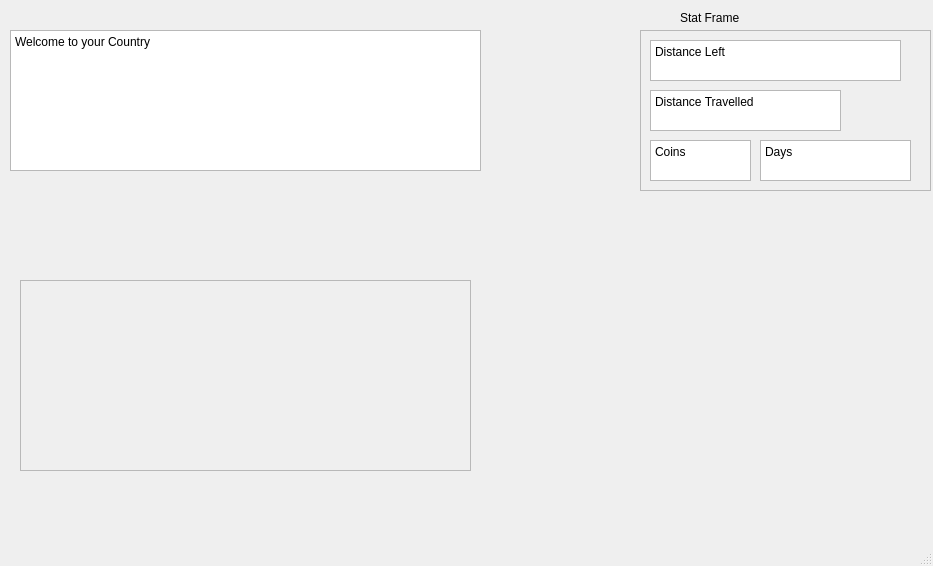
Before: the Qt Designer form mainwindow.ui in its-ushen/Zork, drawn with Qt 5.
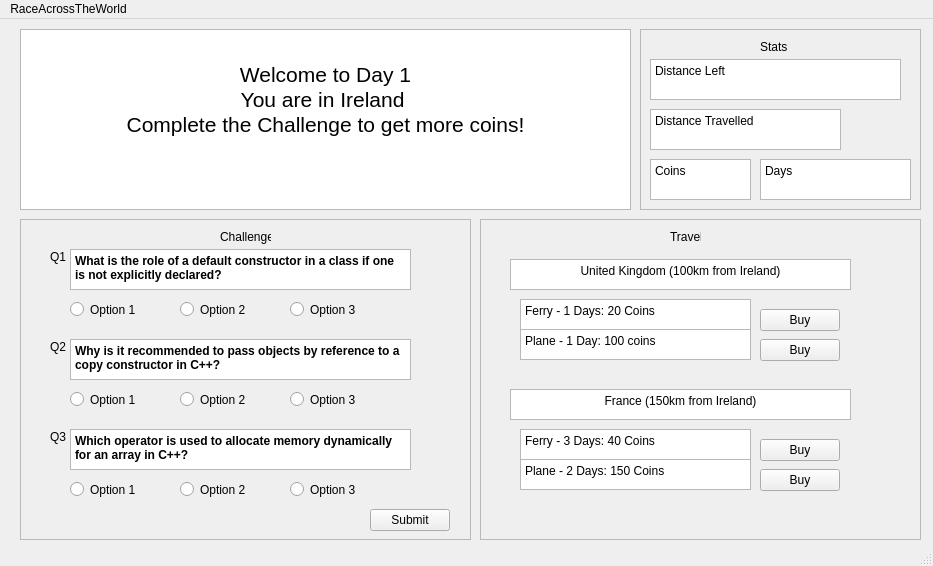
After: the same form once the commit is applied.

```diff
--- a/mainwindow.ui
+++ b/mainwindow.ui
@@ -18,9 +18,9 @@
     <property name="geometry">
      <rect>
       <x>640</x>
-      <y>30</y>
-      <width>291</width>
-      <height>161</height>
+      <y>10</y>
+      <width>281</width>
+      <height>181</height>
      </rect>
     </property>
     <property name="frameShape">
@@ -33,7 +33,7 @@
      <property name="geometry">
       <rect>
        <x>10</x>
-       <y>10</y>
+       <y>30</y>
        <width>251</width>
        <height>41</height>
       </rect>
@@ -54,7 +54,7 @@
      <property name="geometry">
       <rect>
        <x>10</x>
-       <y>60</y>
+       <y>80</y>
        <width>191</width>
        <height>41</height>
       </rect>
@@ -74,7 +74,7 @@
      <property name="geometry">
       <rect>
        <x>10</x>
-       <y>110</y>
+       <y>130</y>
        <width>101</width>
        <height>41</height>
       </rect>
@@ -95,7 +95,7 @@
      <property name="geometry">
       <rect>
        <x>120</x>
-       <y>110</y>
+       <y>130</y>
        <width>151</width>
        <height>41</height>
       </rect>
@@ -111,27 +111,27 @@
 &lt;p style=&quot; margin-top:0px; margin-bottom:0px; margin-left:0px; margin-right:0px; -qt-block-indent:0; text-indent:0px;&quot;&gt;Days&lt;/p&gt;&lt;/body&gt;&lt;/html&gt;</string>
      </property>
     </widget>
-   </widget>
-   <widget class="QLabel" name="label">
-    <property name="geometry">
-     <rect>
-      <x>680</x>
-      <y>10</y>
-      <width>61</width>
-      <height>16</height>
-     </rect>
-    </property>
-    <property name="text">
-     <string>Stat Frame</string>
-    </property>
+    <widget class="QLabel" name="label">
+     <property name="geometry">
+      <rect>
+       <x>120</x>
+       <y>10</y>
+       <width>31</width>
+       <height>16</height>
+      </rect>
+     </property>
+     <property name="text">
+      <string>Stats</string>
+     </property>
+    </widget>
    </widget>
    <widget class="QTextEdit" name="textEdit">
     <property name="geometry">
      <rect>
-      <x>10</x>
-      <y>30</y>
-      <width>471</width>
-      <height>141</height>
+      <x>20</x>
+      <y>10</y>
+      <width>611</width>
+      <height>181</height>
      </rect>
     </property>
     <property name="html">
@@ -142,27 +142,20 @@
 li.unchecked::marker { content: &quot;\2610&quot;; }
 li.checked::marker { content: &quot;\2612&quot;; }
 &lt;/style&gt;&lt;/head&gt;&lt;body style=&quot; font-family:'Segoe UI'; font-size:9pt; font-weight:400; font-style:normal;&quot;&gt;
-&lt;p style=&quot; margin-top:0px; margin-bottom:0px; margin-left:0px; margin-right:0px; -qt-block-indent:0; text-indent:0px;&quot;&gt;Welcome to your Country&lt;/p&gt;
-&lt;p style=&quot;-qt-paragraph-type:empty; margin-top:0px; margin-bottom:0px; margin-left:0px; margin-right:0px; -qt-block-indent:0; text-indent:0px;&quot;&gt;&lt;br /&gt;&lt;/p&gt;&lt;/body&gt;&lt;/html&gt;</string>
+&lt;p align=&quot;center&quot; style=&quot;-qt-paragraph-type:empty; margin-top:0px; margin-bottom:0px; margin-left:0px; margin-right:0px; -qt-block-indent:0; text-indent:0px;&quot;&gt;&lt;br /&gt;&lt;/p&gt;
+&lt;p align=&quot;center&quot; style=&quot;-qt-paragraph-type:empty; margin-top:0px; margin-bottom:0px; margin-left:0px; margin-right:0px; -qt-block-indent:0; text-indent:0px;&quot;&gt;&lt;br /&gt;&lt;/p&gt;
+&lt;p align=&quot;center&quot; style=&quot; margin-top:0px; margin-bottom:0px; margin-left:0px; margin-right:0px; -qt-block-indent:0; text-indent:0px;&quot;&gt;&lt;span style=&quot; font-size:16pt;&quot;&gt;Welcome to Day 1&lt;/span&gt;&lt;/p&gt;
+&lt;p align=&quot;center&quot; style=&quot; margin-top:0px; margin-bottom:0px; margin-left:0px; margin-right:0px; -qt-block-indent:0; text-indent:0px;&quot;&gt;&lt;span style=&quot; font-size:16pt;&quot;&gt;You are in Ireland &lt;/span&gt;&lt;/p&gt;
+&lt;p align=&quot;center&quot; style=&quot; margin-top:0px; margin-bottom:0px; margin-left:0px; margin-right:0px; -qt-block-indent:0; text-indent:0px;&quot;&gt;&lt;span style=&quot; font-size:16pt;&quot;&gt;Complete the Challenge to get more coins!&lt;/span&gt;&lt;/p&gt;&lt;/body&gt;&lt;/html&gt;</string>
     </property>
    </widget>
-   <widget class="QWidget" name="widget" native="true">
-    <property name="geometry">
-     <rect>
-      <x>560</x>
-      <y>250</y>
-      <width>221</width>
-      <height>181</height>
-     </rect>
-    </property>
-   </widget>
-   <widget class="QFrame" name="frame">
+   <widget class="QFrame" name="challengeFrame">
     <property name="geometry">
      <rect>
       <x>20</x>
-      <y>280</y>
+      <y>200</y>
       <width>451</width>
-      <height>191</height>
+      <height>321</height>
      </rect>
     </property>
     <property name="frameShape">
@@ -171,6 +164,449 @@
     <property name="frameShadow">
      <enum>QFrame::Raised</enum>
     </property>
+    <widget class="QLabel" name="challengeLabel">
+     <property name="geometry">
+      <rect>
+       <x>200</x>
+       <y>10</y>
+       <width>51</width>
+       <height>16</height>
+      </rect>
+     </property>
+     <property name="text">
+      <string>Challenge</string>
+     </property>
+    </widget>
+    <widget class="QTextBrowser" name="question1Text">
+     <property name="geometry">
+      <rect>
+       <x>50</x>
+       <y>30</y>
+       <width>341</width>
+       <height>41</height>
+      </rect>
+     </property>
+     <property name="html">
+      <string>&lt;!DOCTYPE HTML PUBLIC &quot;-//W3C//DTD HTML 4.0//EN&quot; &quot;http://www.w3.org/TR/REC-html40/strict.dtd&quot;&gt;
+&lt;html&gt;&lt;head&gt;&lt;meta name=&quot;qrichtext&quot; content=&quot;1&quot; /&gt;&lt;meta charset=&quot;utf-8&quot; /&gt;&lt;style type=&quot;text/css&quot;&gt;
+p, li { white-space: pre-wrap; }
+hr { height: 1px; border-width: 0; }
+li.unchecked::marker { content: &quot;\2610&quot;; }
+li.checked::marker { content: &quot;\2612&quot;; }
+&lt;/style&gt;&lt;/head&gt;&lt;body style=&quot; font-family:'Segoe UI'; font-size:9pt; font-weight:400; font-style:normal;&quot;&gt;
+&lt;p style=&quot; margin-top:0px; margin-bottom:0px; margin-left:0px; margin-right:0px; -qt-block-indent:0; text-indent:0px;&quot;&gt;&lt;span style=&quot; font-weight:700;&quot;&gt;What is the role of a default constructor in a class if one is not explicitly declared?&lt;/span&gt;&lt;/p&gt;&lt;/body&gt;&lt;/html&gt;</string>
+     </property>
+    </widget>
+    <widget class="QLabel" name="question1Label">
+     <property name="geometry">
+      <rect>
+       <x>30</x>
+       <y>30</y>
+       <width>16</width>
+       <height>16</height>
+      </rect>
+     </property>
+     <property name="text">
+      <string>Q1</string>
+     </property>
+    </widget>
+    <widget class="QRadioButton" name="question1Option1">
+     <property name="geometry">
+      <rect>
+       <x>50</x>
+       <y>80</y>
+       <width>83</width>
+       <height>21</height>
+      </rect>
+     </property>
+     <property name="text">
+      <string>Option 1</string>
+     </property>
+    </widget>
+    <widget class="QRadioButton" name="question1Option2">
+     <property name="geometry">
+      <rect>
+       <x>160</x>
+       <y>80</y>
+       <width>83</width>
+       <height>21</height>
+      </rect>
+     </property>
+     <property name="text">
+      <string>Option 2</string>
+     </property>
+    </widget>
+    <widget class="QRadioButton" name="question1Option3">
+     <property name="geometry">
+      <rect>
+       <x>270</x>
+       <y>80</y>
+       <width>83</width>
+       <height>21</height>
+      </rect>
+     </property>
+     <property name="text">
+      <string>Option 3</string>
+     </property>
+    </widget>
+    <widget class="QRadioButton" name="question2Option1">
+     <property name="geometry">
+      <rect>
+       <x>50</x>
+       <y>170</y>
+       <width>83</width>
+       <height>21</height>
+      </rect>
+     </property>
+     <property name="text">
+      <string>Option 1</string>
+     </property>
+    </widget>
+    <widget class="QLabel" name="question2Label">
+     <property name="geometry">
+      <rect>
+       <x>30</x>
+       <y>120</y>
+       <width>16</width>
+       <height>16</height>
+      </rect>
+     </property>
+     <property name="text">
+      <string>Q2</string>
+     </property>
+    </widget>
+    <widget class="QRadioButton" name="question2Option2">
+     <property name="geometry">
+      <rect>
+       <x>160</x>
+       <y>170</y>
+       <width>83</width>
+       <height>21</height>
+      </rect>
+     </property>
+     <property name="text">
+      <string>Option 2</string>
+     </property>
+    </widget>
+    <widget class="QRadioButton" name="question2Option3">
+     <property name="geometry">
+      <rect>
+       <x>270</x>
+       <y>170</y>
+       <width>83</width>
+       <height>21</height>
+      </rect>
+     </property>
+     <property name="text">
+      <string>Option 3</string>
+     </property>
+    </widget>
+    <widget class="QTextBrowser" name="question2Text">
+     <property name="geometry">
+      <rect>
+       <x>50</x>
+       <y>120</y>
+       <width>341</width>
+       <height>41</height>
+      </rect>
+     </property>
+     <property name="html">
+      <string>&lt;!DOCTYPE HTML PUBLIC &quot;-//W3C//DTD HTML 4.0//EN&quot; &quot;http://www.w3.org/TR/REC-html40/strict.dtd&quot;&gt;
+&lt;html&gt;&lt;head&gt;&lt;meta name=&quot;qrichtext&quot; content=&quot;1&quot; /&gt;&lt;meta charset=&quot;utf-8&quot; /&gt;&lt;style type=&quot;text/css&quot;&gt;
+p, li { white-space: pre-wrap; }
+hr { height: 1px; border-width: 0; }
+li.unchecked::marker { content: &quot;\2610&quot;; }
+li.checked::marker { content: &quot;\2612&quot;; }
+&lt;/style&gt;&lt;/head&gt;&lt;body style=&quot; font-family:'Segoe UI'; font-size:9pt; font-weight:400; font-style:normal;&quot;&gt;
+&lt;p style=&quot; margin-top:12px; margin-bottom:12px; margin-left:0px; margin-right:0px; -qt-block-indent:0; text-indent:0px;&quot;&gt;&lt;span style=&quot; font-weight:700;&quot;&gt;Why is it recommended to pass objects by reference to a copy constructor in C++?&lt;/span&gt;&lt;/p&gt;&lt;/body&gt;&lt;/html&gt;</string>
+     </property>
+    </widget>
+    <widget class="QRadioButton" name="question3Option1">
+     <property name="geometry">
+      <rect>
+       <x>50</x>
+       <y>260</y>
+       <width>83</width>
+       <height>21</height>
+      </rect>
+     </property>
+     <property name="text">
+      <string>Option 1</string>
+     </property>
+    </widget>
+    <widget class="QLabel" name="question3Label">
+     <property name="geometry">
+      <rect>
+       <x>30</x>
+       <y>210</y>
+       <width>16</width>
+       <height>16</height>
+      </rect>
+     </property>
+     <property name="text">
+      <string>Q3</string>
+     </property>
+    </widget>
+    <widget class="QRadioButton" name="question3Option2">
+     <property name="geometry">
+      <rect>
+       <x>160</x>
+       <y>260</y>
+       <width>83</width>
+       <height>21</height>
+      </rect>
+     </property>
+     <property name="text">
+      <string>Option 2</string>
+     </property>
+    </widget>
+    <widget class="QRadioButton" name="question3Option3">
+     <property name="geometry">
+      <rect>
+       <x>270</x>
+       <y>260</y>
+       <width>83</width>
+       <height>21</height>
+      </rect>
+     </property>
+     <property name="text">
+      <string>Option 3</string>
+     </property>
+    </widget>
+    <widget class="QTextBrowser" name="question3Text">
+     <property name="geometry">
+      <rect>
+       <x>50</x>
+       <y>210</y>
+       <width>341</width>
+       <height>41</height>
+      </rect>
+     </property>
+     <property name="html">
+      <string>&lt;!DOCTYPE HTML PUBLIC &quot;-//W3C//DTD HTML 4.0//EN&quot; &quot;http://www.w3.org/TR/REC-html40/strict.dtd&quot;&gt;
+&lt;html&gt;&lt;head&gt;&lt;meta name=&quot;qrichtext&quot; content=&quot;1&quot; /&gt;&lt;meta charset=&quot;utf-8&quot; /&gt;&lt;style type=&quot;text/css&quot;&gt;
+p, li { white-space: pre-wrap; }
+hr { height: 1px; border-width: 0; }
+li.unchecked::marker { content: &quot;\2610&quot;; }
+li.checked::marker { content: &quot;\2612&quot;; }
+&lt;/style&gt;&lt;/head&gt;&lt;body style=&quot; font-family:'Segoe UI'; font-size:9pt; font-weight:400; font-style:normal;&quot;&gt;
+&lt;p style=&quot; margin-top:12px; margin-bottom:12px; margin-left:0px; margin-right:0px; -qt-block-indent:0; text-indent:0px;&quot;&gt;&lt;span style=&quot; font-weight:700;&quot;&gt;Which operator is used to allocate memory dynamically for an array in C++?&lt;/span&gt;&lt;/p&gt;&lt;/body&gt;&lt;/html&gt;</string>
+     </property>
+    </widget>
+    <widget class="QPushButton" name="submitButton">
+     <property name="geometry">
+      <rect>
+       <x>350</x>
+       <y>290</y>
+       <width>80</width>
+       <height>22</height>
+      </rect>
+     </property>
+     <property name="text">
+      <string>Submit</string>
+     </property>
+    </widget>
+   </widget>
+   <widget class="QFrame" name="travelFrame">
+    <property name="geometry">
+     <rect>
+      <x>480</x>
+      <y>200</y>
+      <width>441</width>
+      <height>321</height>
+     </rect>
+    </property>
+    <property name="frameShape">
+     <enum>QFrame::StyledPanel</enum>
+    </property>
+    <property name="frameShadow">
+     <enum>QFrame::Raised</enum>
+    </property>
+    <widget class="QLabel" name="travelLabel">
+     <property name="geometry">
+      <rect>
+       <x>190</x>
+       <y>10</y>
+       <width>31</width>
+       <height>16</height>
+      </rect>
+     </property>
+     <property name="text">
+      <string>Travel</string>
+     </property>
+    </widget>
+    <widget class="QTextBrowser" name="country1">
+     <property name="geometry">
+      <rect>
+       <x>30</x>
+       <y>40</y>
+       <width>341</width>
+       <height>31</height>
+      </rect>
+     </property>
+     <property name="html">
+      <string>&lt;!DOCTYPE HTML PUBLIC &quot;-//W3C//DTD HTML 4.0//EN&quot; &quot;http://www.w3.org/TR/REC-html40/strict.dtd&quot;&gt;
+&lt;html&gt;&lt;head&gt;&lt;meta name=&quot;qrichtext&quot; content=&quot;1&quot; /&gt;&lt;meta charset=&quot;utf-8&quot; /&gt;&lt;style type=&quot;text/css&quot;&gt;
+p, li { white-space: pre-wrap; }
+hr { height: 1px; border-width: 0; }
+li.unchecked::marker { content: &quot;\2610&quot;; }
+li.checked::marker { content: &quot;\2612&quot;; }
+&lt;/style&gt;&lt;/head&gt;&lt;body style=&quot; font-family:'Segoe UI'; font-size:9pt; font-weight:400; font-style:normal;&quot;&gt;
+&lt;p align=&quot;center&quot; style=&quot; margin-top:0px; margin-bottom:0px; margin-left:0px; margin-right:0px; -qt-block-indent:0; text-indent:0px;&quot;&gt;United Kingdom (100km from Ireland)&lt;/p&gt;&lt;/body&gt;&lt;/html&gt;</string>
+     </property>
+    </widget>
+    <widget class="QTextBrowser" name="country1Option1">
+     <property name="geometry">
+      <rect>
+       <x>40</x>
+       <y>80</y>
+       <width>231</width>
+       <height>31</height>
+      </rect>
+     </property>
+     <property name="html">
+      <string>&lt;!DOCTYPE HTML PUBLIC &quot;-//W3C//DTD HTML 4.0//EN&quot; &quot;http://www.w3.org/TR/REC-html40/strict.dtd&quot;&gt;
+&lt;html&gt;&lt;head&gt;&lt;meta name=&quot;qrichtext&quot; content=&quot;1&quot; /&gt;&lt;meta charset=&quot;utf-8&quot; /&gt;&lt;style type=&quot;text/css&quot;&gt;
+p, li { white-space: pre-wrap; }
+hr { height: 1px; border-width: 0; }
+li.unchecked::marker { content: &quot;\2610&quot;; }
+li.checked::marker { content: &quot;\2612&quot;; }
+&lt;/style&gt;&lt;/head&gt;&lt;body style=&quot; font-family:'Segoe UI'; font-size:9pt; font-weight:400; font-style:normal;&quot;&gt;
+&lt;p style=&quot; margin-top:0px; margin-bottom:0px; margin-left:0px; margin-right:0px; -qt-block-indent:0; text-indent:0px;&quot;&gt;Ferry - 1 Days: 20 Coins&lt;/p&gt;&lt;/body&gt;&lt;/html&gt;</string>
+     </property>
+    </widget>
+    <widget class="QTextBrowser" name="country1Option2">
+     <property name="geometry">
+      <rect>
+       <x>40</x>
+       <y>110</y>
+       <width>231</width>
+       <height>31</height>
+      </rect>
+     </property>
+     <property name="html">
+      <string>&lt;!DOCTYPE HTML PUBLIC &quot;-//W3C//DTD HTML 4.0//EN&quot; &quot;http://www.w3.org/TR/REC-html40/strict.dtd&quot;&gt;
+&lt;html&gt;&lt;head&gt;&lt;meta name=&quot;qrichtext&quot; content=&quot;1&quot; /&gt;&lt;meta charset=&quot;utf-8&quot; /&gt;&lt;style type=&quot;text/css&quot;&gt;
+p, li { white-space: pre-wrap; }
+hr { height: 1px; border-width: 0; }
+li.unchecked::marker { content: &quot;\2610&quot;; }
+li.checked::marker { content: &quot;\2612&quot;; }
+&lt;/style&gt;&lt;/head&gt;&lt;body style=&quot; font-family:'Segoe UI'; font-size:9pt; font-weight:400; font-style:normal;&quot;&gt;
+&lt;p style=&quot; margin-top:0px; margin-bottom:0px; margin-left:0px; margin-right:0px; -qt-block-indent:0; text-indent:0px;&quot;&gt;Plane - 1 Day: 100 coins&lt;/p&gt;&lt;/body&gt;&lt;/html&gt;</string>
+     </property>
+    </widget>
+    <widget class="QPushButton" name="country1Option1Buy">
+     <property name="geometry">
+      <rect>
+       <x>280</x>
+       <y>90</y>
+       <width>80</width>
+       <height>22</height>
+      </rect>
+     </property>
+     <property name="text">
+      <string>Buy</string>
+     </property>
+    </widget>
+    <widget class="QPushButton" name="country1Option2Buy">
+     <property name="geometry">
+      <rect>
+       <x>280</x>
+       <y>120</y>
+       <width>80</width>
+       <height>22</height>
+      </rect>
+     </property>
+     <property name="text">
+      <string>Buy</string>
+     </property>
+    </widget>
+    <widget class="QPushButton" name="country2Option2Buy">
+     <property name="geometry">
+      <rect>
+       <x>280</x>
+       <y>250</y>
+       <width>80</width>
+       <height>22</height>
+      </rect>
+     </property>
+     <property name="text">
+      <string>Buy</string>
+     </property>
+    </widget>
+    <widget class="QPushButton" name="country2Option1Buy">
+     <property name="geometry">
+      <rect>
+       <x>280</x>
+       <y>220</y>
+       <width>80</width>
+       <height>22</height>
+      </rect>
+     </property>
+     <property name="text">
+      <string>Buy</string>
+     </property>
+    </widget>
+    <widget class="QTextBrowser" name="country2">
+     <property name="geometry">
+      <rect>
+       <x>30</x>
+       <y>170</y>
+       <width>341</width>
+       <height>31</height>
+      </rect>
+     </property>
+     <property name="html">
+      <string>&lt;!DOCTYPE HTML PUBLIC &quot;-//W3C//DTD HTML 4.0//EN&quot; &quot;http://www.w3.org/TR/REC-html40/strict.dtd&quot;&gt;
+&lt;html&gt;&lt;head&gt;&lt;meta name=&quot;qrichtext&quot; content=&quot;1&quot; /&gt;&lt;meta charset=&quot;utf-8&quot; /&gt;&lt;style type=&quot;text/css&quot;&gt;
+p, li { white-space: pre-wrap; }
+hr { height: 1px; border-width: 0; }
+li.unchecked::marker { content: &quot;\2610&quot;; }
+li.checked::marker { content: &quot;\2612&quot;; }
+&lt;/style&gt;&lt;/head&gt;&lt;body style=&quot; font-family:'Segoe UI'; font-size:9pt; font-weight:400; font-style:normal;&quot;&gt;
+&lt;p align=&quot;center&quot; style=&quot; margin-top:0px; margin-bottom:0px; margin-left:0px; margin-right:0px; -qt-block-indent:0; text-indent:0px;&quot;&gt;France (150km from Ireland)&lt;/p&gt;&lt;/body&gt;&lt;/html&gt;</string>
+     </property>
+    </widget>
+    <widget class="QTextBrowser" name="country2Option2">
+     <property name="geometry">
+      <rect>
+       <x>40</x>
+       <y>240</y>
+       <width>231</width>
+       <height>31</height>
+      </rect>
+     </property>
+     <property name="html">
+      <string>&lt;!DOCTYPE HTML PUBLIC &quot;-//W3C//DTD HTML 4.0//EN&quot; &quot;http://www.w3.org/TR/REC-html40/strict.dtd&quot;&gt;
+&lt;html&gt;&lt;head&gt;&lt;meta name=&quot;qrichtext&quot; content=&quot;1&quot; /&gt;&lt;meta charset=&quot;utf-8&quot; /&gt;&lt;style type=&quot;text/css&quot;&gt;
+p, li { white-space: pre-wrap; }
+hr { height: 1px; border-width: 0; }
+li.unchecked::marker { content: &quot;\2610&quot;; }
+li.checked::marker { content: &quot;\2612&quot;; }
+&lt;/style&gt;&lt;/head&gt;&lt;body style=&quot; font-family:'Segoe UI'; font-size:9pt; font-weight:400; font-style:normal;&quot;&gt;
+&lt;p style=&quot; margin-top:0px; margin-bottom:0px; margin-left:0px; margin-right:0px; -qt-block-indent:0; text-indent:0px;&quot;&gt;Plane - 2 Days: 150 Coins&lt;/p&gt;&lt;/body&gt;&lt;/html&gt;</string>
+     </property>
+    </widget>
+    <widget class="QTextBrowser" name="country2Option1">
+     <property name="geometry">
+      <rect>
+       <x>40</x>
+       <y>210</y>
+       <width>231</width>
+       <height>31</height>
+      </rect>
+     </property>
+     <property name="html">
+      <string>&lt;!DOCTYPE HTML PUBLIC &quot;-//W3C//DTD HTML 4.0//EN&quot; &quot;http://www.w3.org/TR/REC-html40/strict.dtd&quot;&gt;
+&lt;html&gt;&lt;head&gt;&lt;meta name=&quot;qrichtext&quot; content=&quot;1&quot; /&gt;&lt;meta charset=&quot;utf-8&quot; /&gt;&lt;style type=&quot;text/css&quot;&gt;
+p, li { white-space: pre-wrap; }
+hr { height: 1px; border-width: 0; }
+li.unchecked::marker { content: &quot;\2610&quot;; }
+li.checked::marker { content: &quot;\2612&quot;; }
+&lt;/style&gt;&lt;/head&gt;&lt;body style=&quot; font-family:'Segoe UI'; font-size:9pt; font-weight:400; font-style:normal;&quot;&gt;
+&lt;p style=&quot; margin-top:0px; margin-bottom:0px; margin-left:0px; margin-right:0px; -qt-block-indent:0; text-indent:0px;&quot;&gt;Ferry - 3 Days: 40 Coins&lt;/p&gt;&lt;/body&gt;&lt;/html&gt;</string>
+     </property>
+    </widget>
    </widget>
   </widget>
   <widget class="QMenuBar" name="menubar">
@@ -182,6 +618,12 @@
      <height>20</height>
     </rect>
    </property>
+   <widget class="QMenu" name="menuRaceAcrossTheWorld">
+    <property name="title">
+     <string>RaceAcrossTheWorld</string>
+    </property>
+   </widget>
+   <addaction name="menuRaceAcrossTheWorld"/>
   </widget>
   <widget class="QStatusBar" name="statusbar"/>
  </widget>
```
